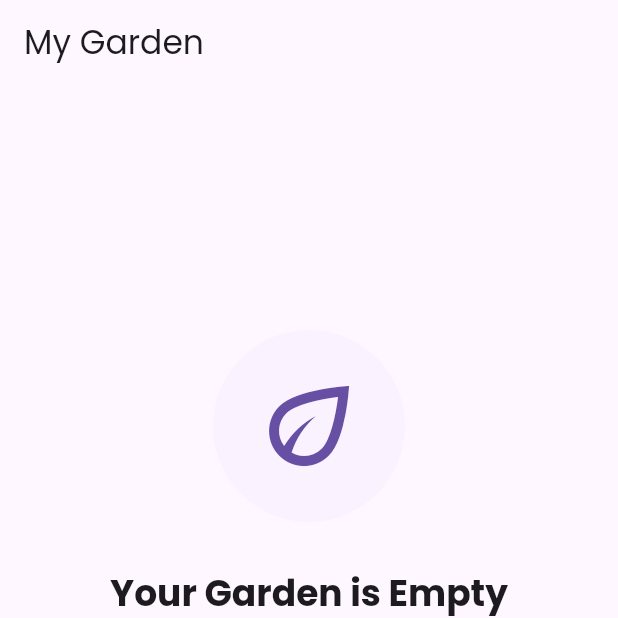
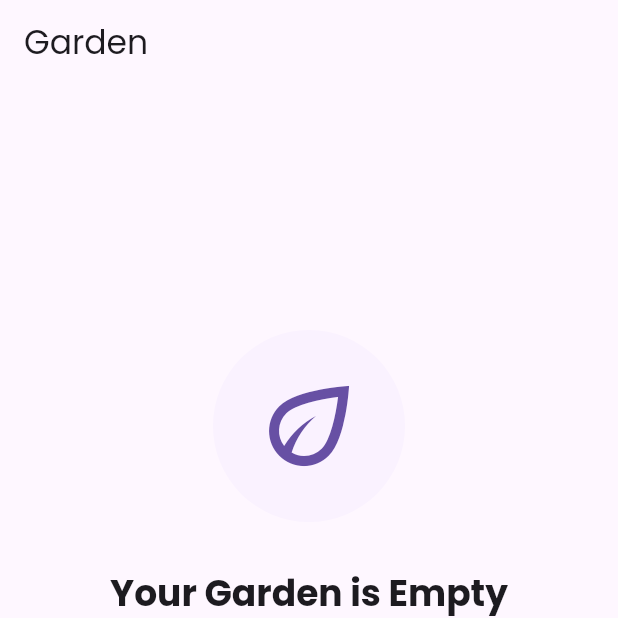
Before and after one commit to nendix/plantyze, a Flutter app: the screen it shows after launch, on a phone screen of 412 x 824 dp, the top half of it. Run offline on Flutter 3.47's test engine with Material 3 defaults, Android fonts, the phone set to English and light mode, and no system bars; our stand-ins replace cached_network_image, camera, connectivity_plus, flutter_dotenv, image_picker, permission_handler and 1 more.

Commit message:
refactor: remove date tracking from garden and SavedPlant model
- Remove savedAt field from SavedPlant model
- Remove date display from garden_screen.dart list items
- Remove intl dependency and DateFormat import
- Remove date-based sorting from garden_service.dart
- Simplify SavedPlant JSON serialization
- Clean up model toString method

```diff
--- a/lib/models/saved_plant.dart
+++ b/lib/models/saved_plant.dart
@@ -3,38 +3,30 @@ import 'package:plantyze/models/plant.dart';
 class SavedPlant {
   final String id;
   final Plant plant;
-  final DateTime savedAt;
 
   SavedPlant({
     required this.id,
     required this.plant,
-    required this.savedAt,
   });
 
-  // Create a SavedPlant from a Plant
   factory SavedPlant.fromPlant(Plant plant) {
     return SavedPlant(
       id: '${plant.id}_${DateTime.now().millisecondsSinceEpoch}',
       plant: plant,
-      savedAt: DateTime.now(),
     );
   }
 
-  // JSON serialization
   Map<String, dynamic> toJson() {
     return {
       'id': id,
       'plant': plant.toJson(),
-      'savedAt': savedAt.toIso8601String(),
     };
   }
 
-  // JSON deserialization
   factory SavedPlant.fromJson(Map<String, dynamic> json) {
     return SavedPlant(
       id: json['id'] as String,
       plant: Plant.fromJson(json['plant'] as Map<String, dynamic>),
-      savedAt: DateTime.parse(json['savedAt'] as String),
     );
   }
 
@@ -49,6 +41,6 @@ class SavedPlant {
 
   @override
   String toString() {
-    return 'SavedPlant{id: $id, plant: ${plant.commonName}, savedAt: $savedAt}';
+    return 'SavedPlant{id: $id, plant: ${plant.commonName}}';
   }
 }
--- a/lib/screens/garden_screen.dart
+++ b/lib/screens/garden_screen.dart
@@ -1,5 +1,4 @@
 import 'package:flutter/material.dart';
-import 'package:intl/intl.dart';
 import 'package:plantyze/models/saved_plant.dart';
 import 'package:plantyze/services/garden_service.dart';
 import 'package:plantyze/screens/plant_details_screen.dart';
@@ -8,10 +7,7 @@ import 'package:plantyze/screens/base_screen.dart';
 class GardenScreen extends StatefulWidget {
   final GardenService gardenService;
 
-  const GardenScreen({
-    super.key,
-    required this.gardenService,
-  });
+  const GardenScreen({super.key, required this.gardenService});
 
   @override
   State<GardenScreen> createState() => _GardenScreenState();
@@ -67,11 +63,15 @@ class _GardenScreenState extends State<GardenScreen> {
               final navigator = Navigator.of(context);
               final messenger = ScaffoldMessenger.of(context);
               navigator.pop();
-              final success = await widget.gardenService.removePlant(savedPlant.id);
+              final success = await widget.gardenService.removePlant(
+                savedPlant.id,
+              );
               if (mounted && success) {
                 messenger.showSnackBar(
                   SnackBar(
-                    content: Text('${savedPlant.plant.commonName} removed from garden'),
+                    content: Text(
+                      '${savedPlant.plant.commonName} removed from garden',
+                    ),
                     backgroundColor: errorColor,
                   ),
                 );
@@ -140,7 +140,7 @@ class _GardenScreenState extends State<GardenScreen> {
     }
     return plants.where((plant) {
       return plant.plant.commonName.toLowerCase().contains(_searchQuery) ||
-             plant.plant.scientificName.toLowerCase().contains(_searchQuery);
+          plant.plant.scientificName.toLowerCase().contains(_searchQuery);
     }).toList();
   }
 
@@ -152,7 +152,7 @@ class _GardenScreenState extends State<GardenScreen> {
 
     return Scaffold(
       appBar: AppBar(
-        title: const Text('My Garden'),
+        title: const Text('Garden'),
         centerTitle: false,
         actions: [
           if (savedPlants.isNotEmpty)
@@ -183,7 +183,10 @@ class _GardenScreenState extends State<GardenScreen> {
                       border: OutlineInputBorder(
                         borderRadius: BorderRadius.circular(12),
                       ),
-                      contentPadding: const EdgeInsets.symmetric(horizontal: 16, vertical: 12),
+                      contentPadding: const EdgeInsets.symmetric(
+                        horizontal: 16,
+                        vertical: 12,
+                      ),
                     ),
                   ),
                 ),
@@ -204,7 +207,10 @@ class _GardenScreenState extends State<GardenScreen> {
                       padding: const EdgeInsets.symmetric(horizontal: 16),
                       itemCount: filteredPlants.length,
                       itemBuilder: (context, index) {
-                        return _buildListPlantItem(theme, filteredPlants[index]);
+                        return _buildListPlantItem(
+                          theme,
+                          filteredPlants[index],
+                        );
                       },
                     ),
                   ),
@@ -224,7 +230,9 @@ class _GardenScreenState extends State<GardenScreen> {
               padding: const EdgeInsets.all(24),
               decoration: BoxDecoration(
                 shape: BoxShape.circle,
-                color: theme.colorScheme.primaryContainer.withValues(alpha: 0.2),
+                color: theme.colorScheme.primaryContainer.withValues(
+                  alpha: 0.2,
+                ),
               ),
               child: Icon(
                 Icons.eco_outlined,
@@ -255,7 +263,10 @@ class _GardenScreenState extends State<GardenScreen> {
               icon: const Icon(Icons.camera_alt),
               label: const Text('Identify Plants'),
               style: ElevatedButton.styleFrom(
-                padding: const EdgeInsets.symmetric(horizontal: 24, vertical: 12),
+                padding: const EdgeInsets.symmetric(
+                  horizontal: 24,
+                  vertical: 12,
+                ),
               ),
             ),
           ],
@@ -323,13 +334,6 @@ class _GardenScreenState extends State<GardenScreen> {
                         maxLines: 1,
                         overflow: TextOverflow.ellipsis,
                       ),
-                      const SizedBox(height: 4),
-                      Text(
-                        DateFormat('MMM d, yyyy').format(savedPlant.savedAt),
-                        style: theme.textTheme.labelSmall?.copyWith(
-                          color: theme.colorScheme.onSurfaceVariant,
-                        ),
-                      ),
                     ],
                   ),
                 ),
--- a/lib/services/garden_service.dart
+++ b/lib/services/garden_service.dart
@@ -28,8 +28,6 @@ class GardenService extends ChangeNotifier {
             .map((json) => SavedPlant.fromJson(json as Map<String, dynamic>))
             .toList();
 
-        // Sort by saved date (newest first)
-        _savedPlants.sort((a, b) => b.savedAt.compareTo(a.savedAt));
         notifyListeners();
       }
     } catch (e) {
```
